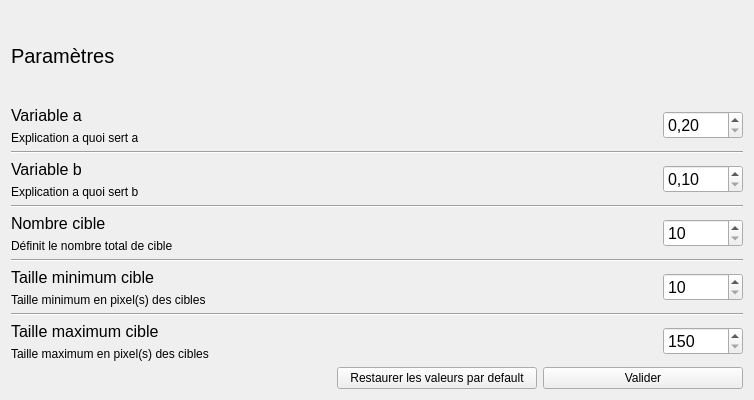
Old version of the form forms/settings.ui in the repository axel7083/Fitts.
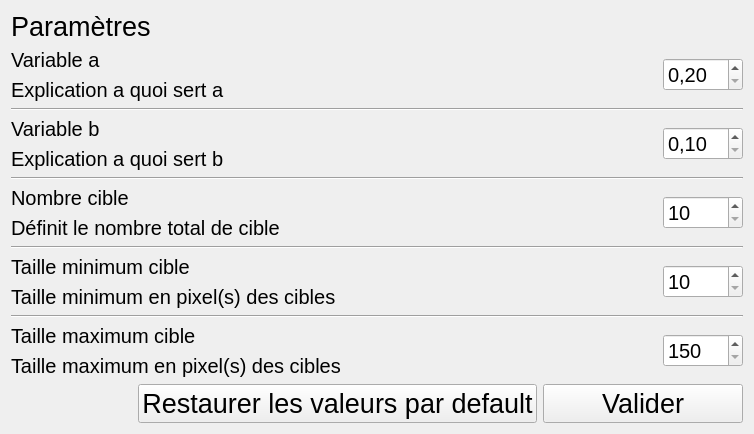
New version of the form.

Commit message:
Font size
J'ai peut être forcé sur la taille mais en vrai ça passe

```diff
--- a/forms/settings.ui
+++ b/forms/settings.ui
@@ -26,7 +26,7 @@
       <widget class="QLabel" name="label">
        <property name="font">
         <font>
-         <pointsize>15</pointsize>
+         <pointsize>20</pointsize>
         </font>
        </property>
        <property name="styleSheet">
@@ -54,7 +54,7 @@
            </property>
            <property name="font">
             <font>
-             <pointsize>12</pointsize>
+             <pointsize>15</pointsize>
             </font>
            </property>
            <property name="text">
@@ -64,6 +64,11 @@
          </item>
          <item>
           <widget class="QLabel" name="label_3">
+           <property name="font">
+            <font>
+             <pointsize>15</pointsize>
+            </font>
+           </property>
            <property name="text">
             <string>Explication a quoi sert a</string>
            </property>
@@ -106,7 +111,7 @@
          </property>
          <property name="font">
           <font>
-           <pointsize>12</pointsize>
+           <pointsize>15</pointsize>
            <strikeout>false</strikeout>
           </font>
          </property>
@@ -132,7 +137,7 @@
           <widget class="QLabel" name="label_4">
            <property name="font">
             <font>
-             <pointsize>12</pointsize>
+             <pointsize>15</pointsize>
             </font>
            </property>
            <property name="text">
@@ -142,6 +147,11 @@
          </item>
          <item>
           <widget class="QLabel" name="label_5">
+           <property name="font">
+            <font>
+             <pointsize>15</pointsize>
+            </font>
+           </property>
            <property name="text">
             <string>Explication a quoi sert b</string>
            </property>
@@ -172,7 +182,7 @@
          </property>
          <property name="font">
           <font>
-           <pointsize>12</pointsize>
+           <pointsize>15</pointsize>
           </font>
          </property>
          <property name="specialValueText">
@@ -197,7 +207,7 @@
           <widget class="QLabel" name="label_6">
            <property name="font">
             <font>
-             <pointsize>12</pointsize>
+             <pointsize>15</pointsize>
             </font>
            </property>
            <property name="text">
@@ -207,6 +217,11 @@
          </item>
          <item>
           <widget class="QLabel" name="label_7">
+           <property name="font">
+            <font>
+             <pointsize>15</pointsize>
+            </font>
+           </property>
            <property name="text">
             <string>Définit le nombre total de cible</string>
            </property>
@@ -237,7 +252,7 @@
          </property>
          <property name="font">
           <font>
-           <pointsize>12</pointsize>
+           <pointsize>15</pointsize>
           </font>
          </property>
          <property name="specialValueText">
@@ -262,7 +277,7 @@
           <widget class="QLabel" name="label_8">
            <property name="font">
             <font>
-             <pointsize>12</pointsize>
+             <pointsize>15</pointsize>
             </font>
            </property>
            <property name="text">
@@ -272,6 +287,11 @@
          </item>
          <item>
           <widget class="QLabel" name="label_9">
+           <property name="font">
+            <font>
+             <pointsize>15</pointsize>
+            </font>
+           </property>
            <property name="text">
             <string>Taille minimum en pixel(s) des cibles</string>
            </property>
@@ -302,7 +322,7 @@
          </property>
          <property name="font">
           <font>
-           <pointsize>12</pointsize>
+           <pointsize>15</pointsize>
           </font>
          </property>
          <property name="specialValueText">
@@ -327,7 +347,7 @@
           <widget class="QLabel" name="label_10">
            <property name="font">
             <font>
-             <pointsize>12</pointsize>
+             <pointsize>15</pointsize>
             </font>
            </property>
            <property name="text">
@@ -337,6 +357,11 @@
          </item>
          <item>
           <widget class="QLabel" name="label_11">
+           <property name="font">
+            <font>
+             <pointsize>15</pointsize>
+            </font>
+           </property>
            <property name="text">
             <string>Taille maximum en pixel(s) des cibles</string>
            </property>
@@ -367,7 +392,7 @@
          </property>
          <property name="font">
           <font>
-           <pointsize>12</pointsize>
+           <pointsize>15</pointsize>
           </font>
          </property>
          <property name="specialValueText">
@@ -403,6 +428,11 @@
            <height>0</height>
           </size>
          </property>
+         <property name="font">
+          <font>
+           <pointsize>20</pointsize>
+          </font>
+         </property>
          <property name="text">
           <string>Restaurer les valeurs par default</string>
          </property>
@@ -422,6 +452,11 @@
            <height>16777215</height>
           </size>
          </property>
+         <property name="font">
+          <font>
+           <pointsize>20</pointsize>
+          </font>
+         </property>
          <property name="styleSheet">
           <string notr="true"/>
          </property>
```
The commit also changes 2 other files.
